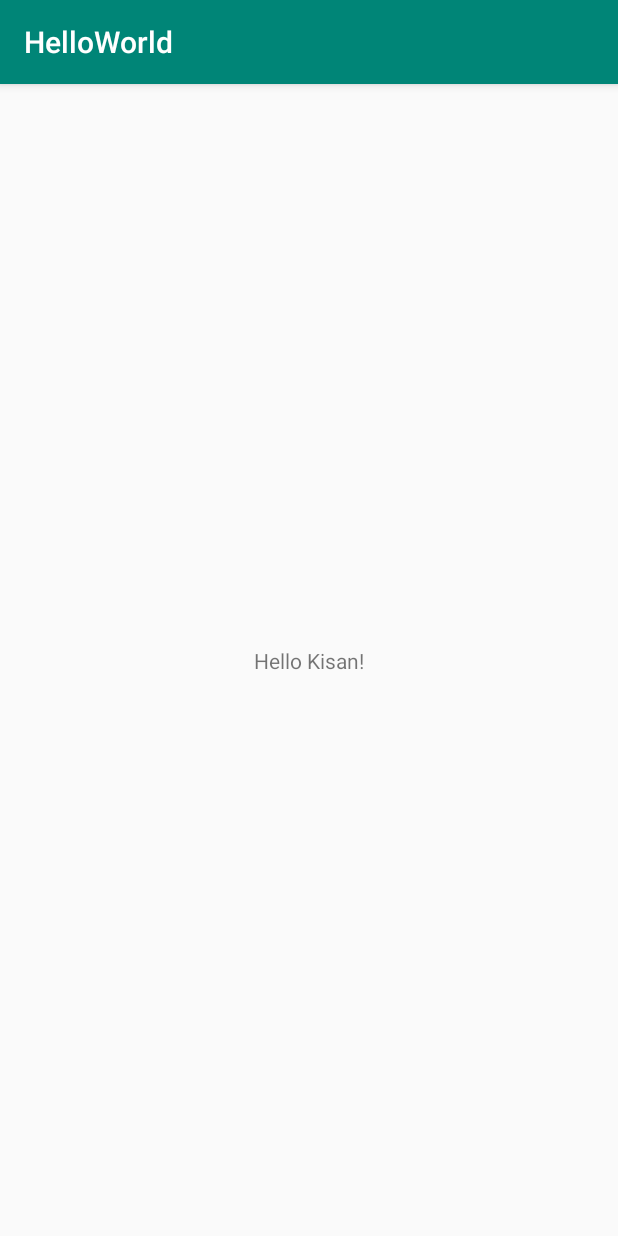
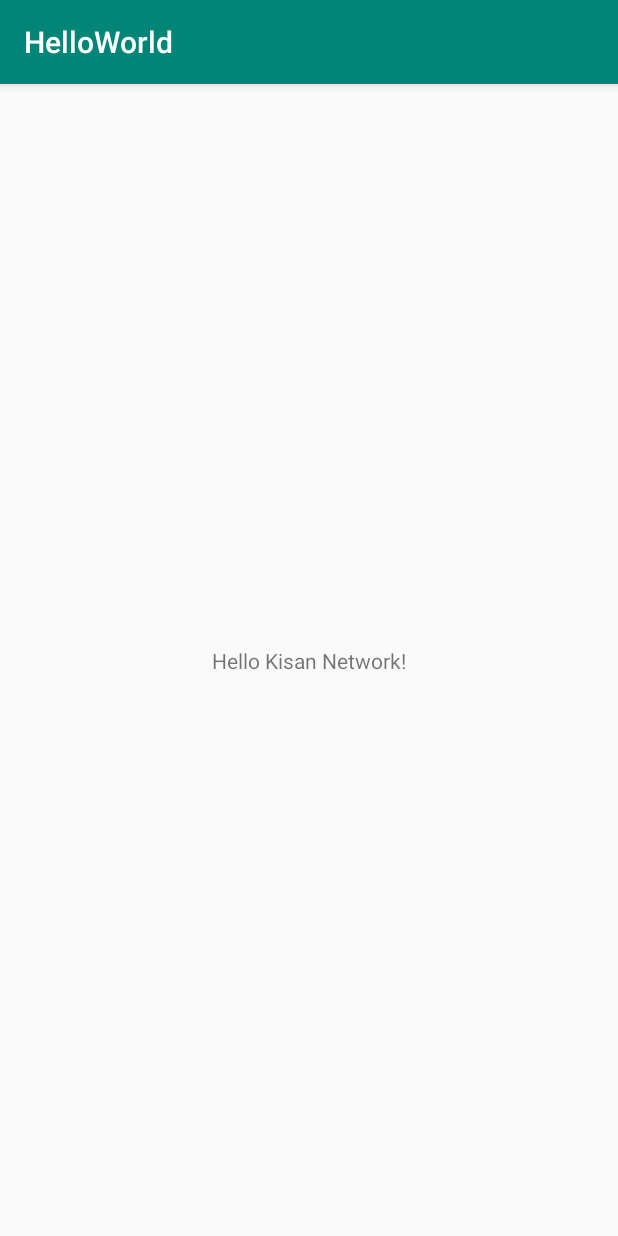
Before and after one commit to sheikh9871/HelloWorld, an Android app: the screen it shows after launch (MainActivity), on a phone screen of 412 x 824 dp. Run offline under Robolectric (Android 15) with nearby library versions, the phone set to English and light mode, and no system bars.

Commit message:
network added to text

```diff
--- a/app/src/main/res/layout/activity_main.xml
+++ b/app/src/main/res/layout/activity_main.xml
@@ -10,7 +10,7 @@
     <TextView
             android:layout_width="wrap_content"
             android:layout_height="wrap_content"
-            android:text="Hello Kisan!"
+            android:text="Hello Kisan Network!"
             app:layout_constraintBottom_toBottomOf="parent"
             app:layout_constraintLeft_toLeftOf="parent"
             app:layout_constraintRight_toRightOf="parent"
```
